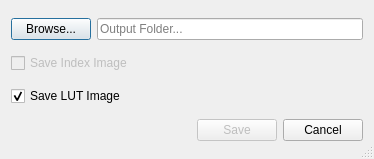
Old version of the form MAPIR_Processing_dockwidget_Viewer_Save.ui in the repository harshanalla/MAPIR_Camera_Control.
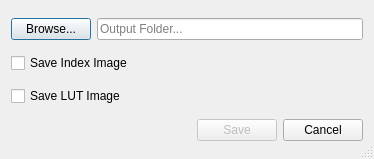
New version of the form.

Patch:
```diff
--- a/MAPIR_Processing_dockwidget_Viewer_Save.ui
+++ b/MAPIR_Processing_dockwidget_Viewer_Save.ui
@@ -50,7 +50,7 @@
    <item row="1" column="0">
     <widget class="QCheckBox" name="SaveIndexBox">
      <property name="enabled">
-      <bool>false</bool>
+      <bool>true</bool>
      </property>
      <property name="text">
       <string>Save Index Image</string>
@@ -63,7 +63,7 @@
       <string>Save LUT Image</string>
      </property>
      <property name="checked">
-      <bool>true</bool>
+      <bool>false</bool>
      </property>
     </widget>
    </item>
```
